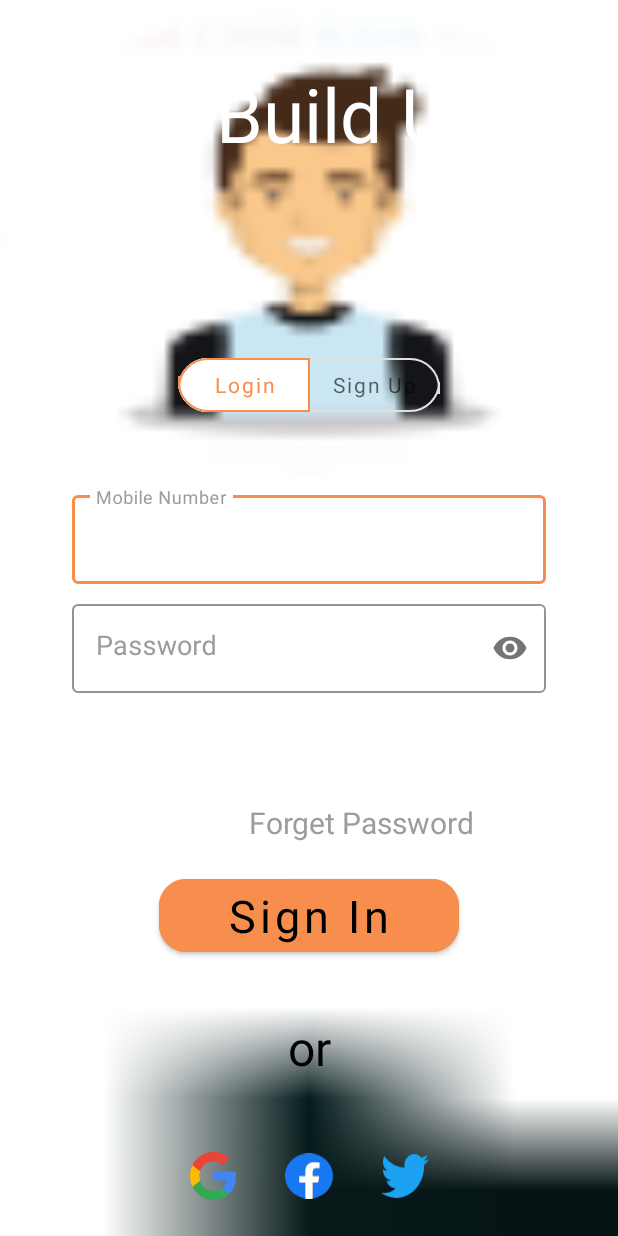
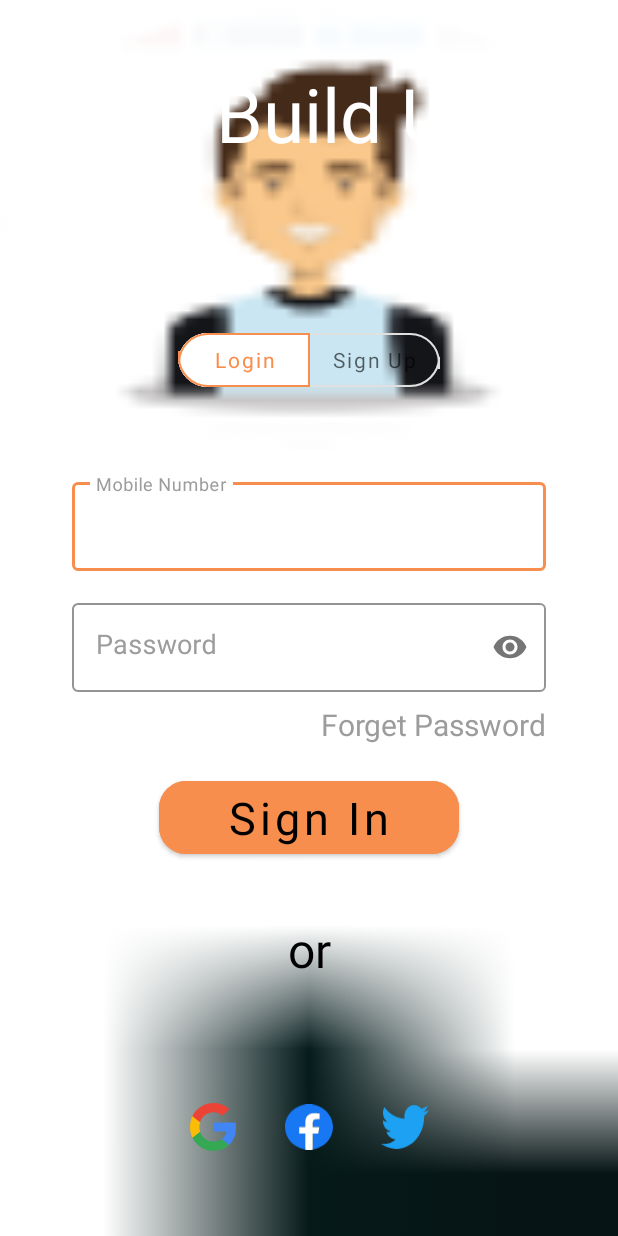
Before and after one commit to tarun620/BuildUpAndroidApp, an Android app: the screen it shows after launch (LoginSignupActivity), after a tap on "Login", on a phone screen of 412 x 824 dp. Run offline under Robolectric (Android 15) with nearby library versions, the phone set to English and light mode, and no system bars; Roboto replaces fonts that are not available here.

Commit message:
login signup constraint corrected

```diff
--- a/app/src/main/java/com/example/buildup/ui/LoginSignup/loginSignupMobileGoogleHomePage/LoginSignupActivity.kt
+++ b/app/src/main/java/com/example/buildup/ui/LoginSignup/loginSignupMobileGoogleHomePage/LoginSignupActivity.kt
@@ -5,8 +5,8 @@ import android.content.Intent
 import android.content.SharedPreferences
 import android.os.Bundle
 import android.util.Log
-import android.view.View.INVISIBLE
-import android.view.View.VISIBLE
+import android.view.View
+import android.view.View.*
 import android.widget.Toast
 import androidx.appcompat.app.AppCompatActivity
 import androidx.constraintlayout.widget.ConstraintLayout
@@ -88,11 +88,11 @@ class LoginSignupActivity : AppCompatActivity() {
 
         _binding?.apply {
 
-            forgetPasswordTextview.visibility= INVISIBLE
+            forgetPasswordTextview.visibility= View.GONE
 
             LoginButtonToggle.setOnClickListener {
                 isLOGIN=true
-                confirmPasswordTextInputLayout.visibility= INVISIBLE
+                confirmPasswordTextInputLayout.visibility= View.GONE
                 forgetPasswordTextview.visibility= VISIBLE
                 SignUpButton.text="Sign In"
                 emailTextInputLayout.hint="Mobile Number"
@@ -109,7 +109,7 @@ class LoginSignupActivity : AppCompatActivity() {
             SignupButtonToggle.setOnClickListener {
                 isLOGIN=false
                 confirmPasswordTextInputLayout.visibility= VISIBLE
-                forgetPasswordTextview.visibility= INVISIBLE
+                forgetPasswordTextview.visibility= View.GONE
                 SignUpButton.text="Sign Up"
 //                emailEditText.hint="Email"
                 emailTextInputLayout.hint="Email"
--- a/app/src/main/res/layout/activity_login_signup.xml
+++ b/app/src/main/res/layout/activity_login_signup.xml
@@ -7,10 +7,9 @@
     <ImageView
         android:id="@+id/imageView3"
         android:layout_width="0dp"
-        android:layout_height="0dp"
+        android:layout_height="300dp"
         android:scaleType="fitXY"
         android:src="@drawable/img"
-        app:layout_constraintBottom_toTopOf="@+id/emailTextInputLayout"
         app:layout_constraintEnd_toEndOf="parent"
         app:layout_constraintHorizontal_bias="0.5"
         app:layout_constraintStart_toStartOf="parent"
@@ -208,13 +207,13 @@
         android:textColor="@color/textGrey"
         android:textColorHint="@color/textGrey"
         android:textSize="18sp"
+        android:visibility="gone"
         app:boxBackgroundMode="outline"
         app:boxStrokeColor="@color/orange_main"
         app:hintTextColor="@color/textGrey"
         app:layout_constraintBottom_toTopOf="@+id/forgetPasswordTextview"
         app:layout_constraintEnd_toEndOf="parent"
         app:layout_constraintHorizontal_bias="0.5"
-        android:visibility="gone"
         app:layout_constraintStart_toStartOf="parent"
         app:layout_constraintTop_toBottomOf="@+id/passwordTextInputLayout"
         app:passwordToggleEnabled="true">
@@ -240,9 +239,8 @@
         android:text="Forget Password"
         android:textColor="@color/textGrey"
         android:textSize="20sp"
-        android:layout_marginEnd="48dp"
         app:layout_constraintBottom_toTopOf="@id/SignUpButton"
-        app:layout_constraintEnd_toEndOf="parent"
+        app:layout_constraintEnd_toEndOf="@+id/passwordTextInputLayout"
         app:layout_constraintTop_toBottomOf="@id/confirmPasswordTextInputLayout" />
 
     <com.google.android.material.button.MaterialButton
```
